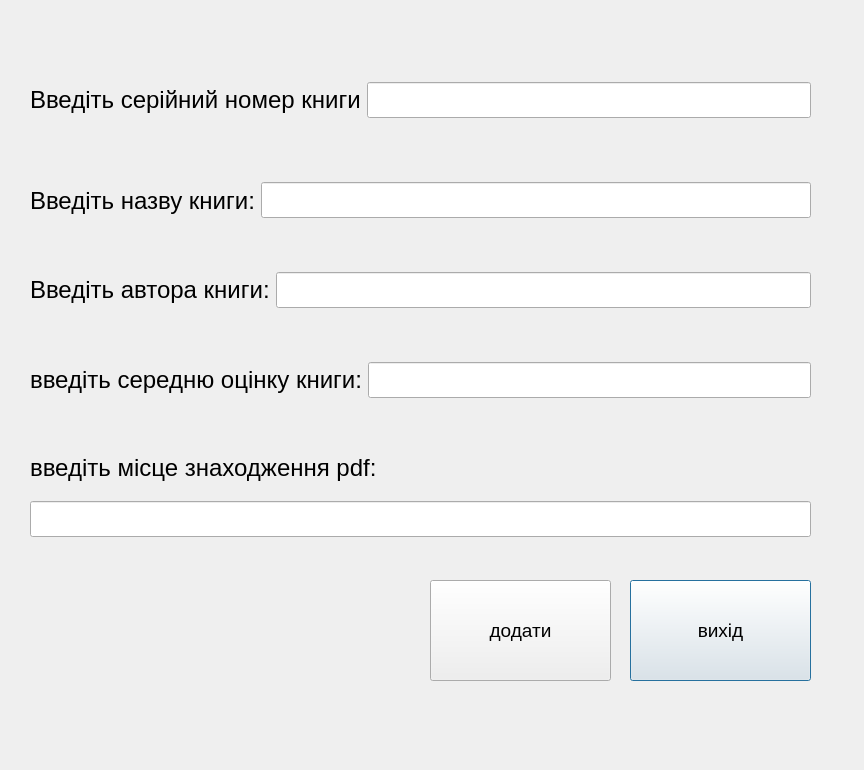
The window that LibraryNULP/adddataindatabase.ui (projectOOPbd/dbprogram) describes before a commit, drawn with Qt 5.
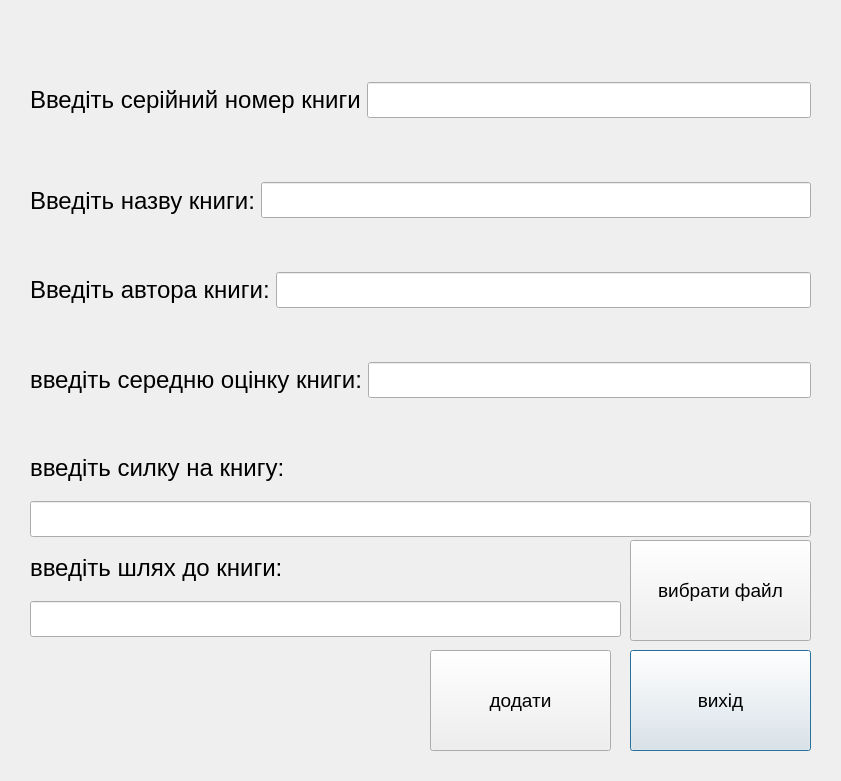
The same window after the commit.

The edit to the form file:
```diff
--- a/LibraryNULP/adddataindatabase.ui
+++ b/LibraryNULP/adddataindatabase.ui
@@ -6,8 +6,8 @@
    <rect>
     <x>0</x>
     <y>0</y>
-    <width>864</width>
-    <height>770</height>
+    <width>841</width>
+    <height>781</height>
    </rect>
   </property>
   <property name="windowTitle">
@@ -17,7 +17,7 @@
    <property name="geometry">
     <rect>
      <x>630</x>
-     <y>580</y>
+     <y>650</y>
      <width>181</width>
      <height>101</height>
     </rect>
@@ -35,7 +35,7 @@
    <property name="geometry">
     <rect>
      <x>430</x>
-     <y>580</y>
+     <y>650</y>
      <width>181</width>
      <height>101</height>
     </rect>
@@ -205,7 +205,7 @@
        </font>
       </property>
       <property name="text">
-       <string>введіть місце знаходження pdf:</string>
+       <string>введіть cилку на книгу:</string>
       </property>
      </widget>
     </item>
@@ -223,6 +223,69 @@
     </item>
    </layout>
   </widget>
+  <widget class="QWidget" name="verticalLayoutWidget_2">
+   <property name="geometry">
+    <rect>
+     <x>30</x>
+     <y>540</y>
+     <width>591</width>
+     <height>97</height>
+    </rect>
+   </property>
+   <layout class="QVBoxLayout" name="verticalLayout_2">
+    <item>
+     <widget class="QLabel" name="label_6">
+      <property name="font">
+       <font>
+        <pointsize>18</pointsize>
+       </font>
+      </property>
+      <property name="text">
+       <string>введіть шлях до книги:</string>
+      </property>
+     </widget>
+    </item>
+    <item>
+     <widget class="QLineEdit" name="wayToPDF_2">
+      <property name="font">
+       <font>
+        <pointsize>18</pointsize>
+       </font>
+      </property>
+      <property name="text">
+       <string/>
+      </property>
+     </widget>
+    </item>
+   </layout>
+  </widget>
+  <widget class="QPushButton" name="addData_2">
+   <property name="geometry">
+    <rect>
+     <x>630</x>
+     <y>540</y>
+     <width>181</width>
+     <height>101</height>
+    </rect>
+   </property>
+   <property name="font">
+    <font>
+     <pointsize>14</pointsize>
+    </font>
+   </property>
+   <property name="text">
+    <string>вибрати файл</string>
+   </property>
+  </widget>
+  <zorder>addData</zorder>
+  <zorder>pushButton</zorder>
+  <zorder>horizontalLayoutWidget</zorder>
+  <zorder>horizontalLayoutWidget_2</zorder>
+  <zorder>horizontalLayoutWidget_3</zorder>
+  <zorder>horizontalLayoutWidget_4</zorder>
+  <zorder>verticalLayoutWidget</zorder>
+  <zorder>verticalLayoutWidget_2</zorder>
+  <zorder>addData_2</zorder>
  </widget>
  <resources/>
  <connections/>
```
